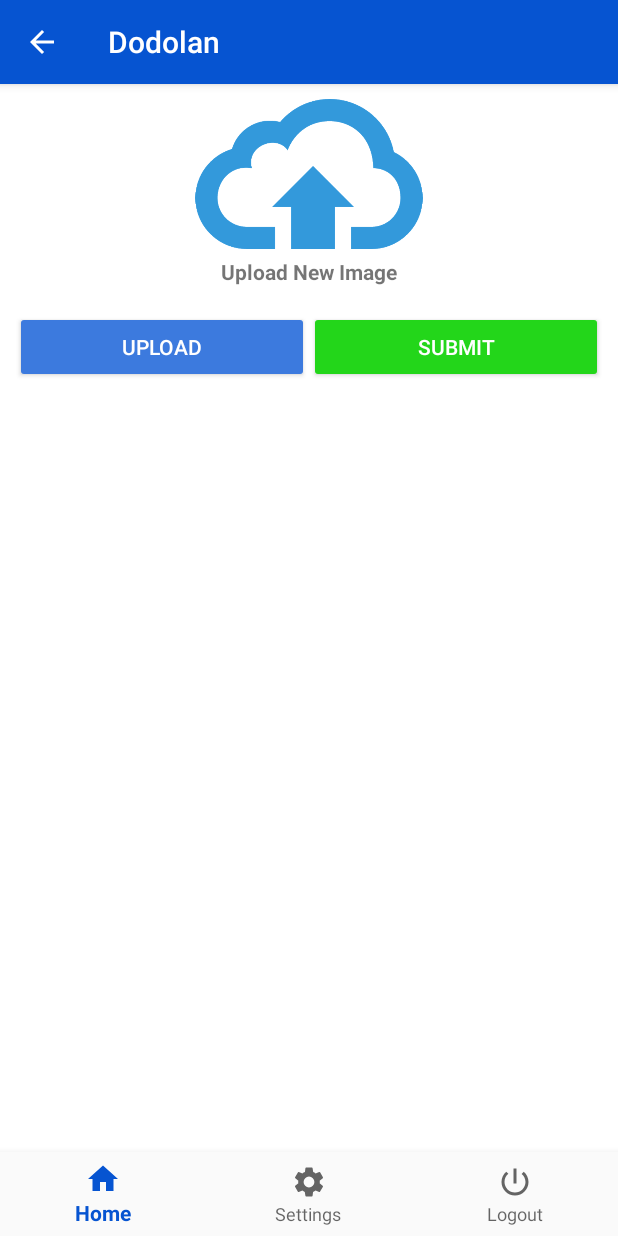
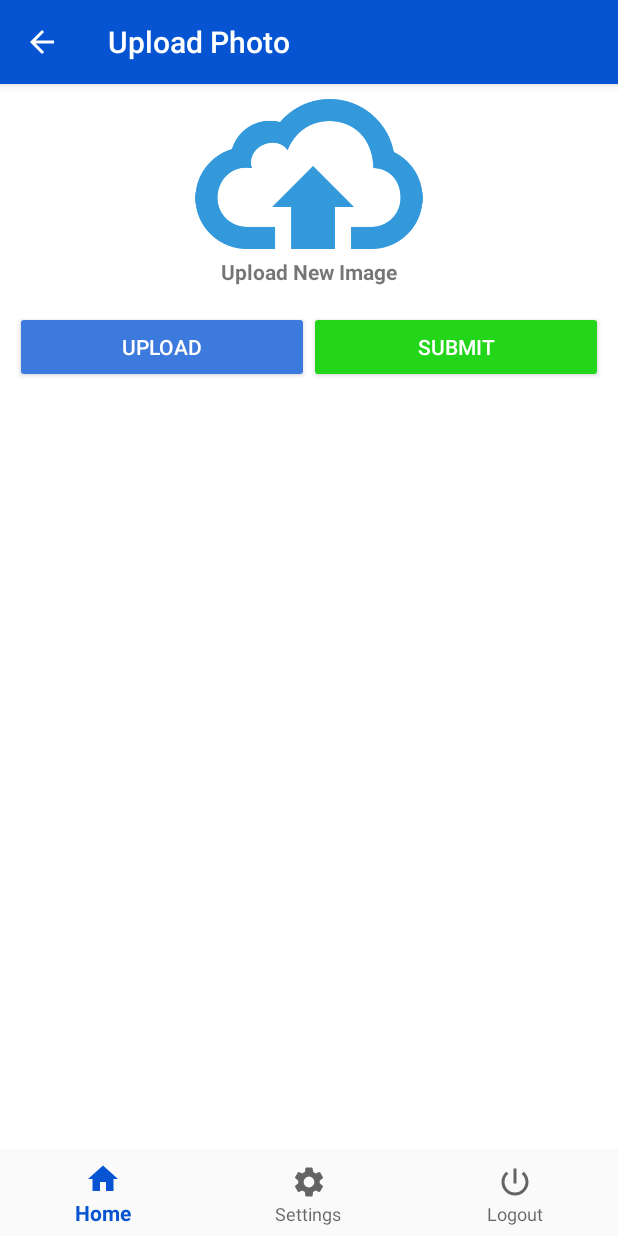
Before and after one commit to jesterx7/ElfaraApp, an Android app: the fragment UploadNewPhotoFragment placed in its activity, on a phone screen of 412 x 824 dp. Run offline under Robolectric (Android 15) with nearby library versions, the phone set to English and light mode, and no system bars; 2 statements that could not run were skipped.

Commit message:
- Adjust Appbar Name

```diff
--- a/app/src/main/java/com/elfara/user/elfaraapp/ui/DetailImageFragment.java
+++ b/app/src/main/java/com/elfara/user/elfaraapp/ui/DetailImageFragment.java
@@ -104,4 +104,10 @@ public class DetailImageFragment extends Fragment {
         return view;
     }
 
+    @Override
+    public void onResume() {
+        super.onResume();
+        getActivity().setTitle("Photo Detail");
+    }
+
 }
--- a/app/src/main/java/com/elfara/user/elfaraapp/ui/PhotoListFragment.java
+++ b/app/src/main/java/com/elfara/user/elfaraapp/ui/PhotoListFragment.java
@@ -91,6 +91,12 @@ public class PhotoListFragment extends Fragment {
         getListImagesUrl();
         return view;
     }
+    @Override
+    public void onResume() {
+        super.onResume();
+        getActivity().setTitle("Photo List");
+    }
+
 
     @Override
     public void onCreateOptionsMenu(@NonNull Menu menu, @NonNull MenuInflater inflater) {
--- a/app/src/main/java/com/elfara/user/elfaraapp/ui/UploadNewPhotoFragment.java
+++ b/app/src/main/java/com/elfara/user/elfaraapp/ui/UploadNewPhotoFragment.java
@@ -116,6 +116,12 @@ public class UploadNewPhotoFragment extends Fragment {
     }
 
     @Override
+    public void onResume() {
+        super.onResume();
+        getActivity().setTitle("Upload Photo");
+    }
+
+    @Override
     public void onActivityResult(int requestCode, int resultCode, @Nullable Intent data) {
         super.onActivityResult(requestCode, resultCode, data);
         if (resultCode == getActivity().RESULT_OK) {
--- a/app/src/main/java/com/elfara/user/elfaraapp/ui/UploadPhotoFragment.java
+++ b/app/src/main/java/com/elfara/user/elfaraapp/ui/UploadPhotoFragment.java
@@ -158,6 +158,12 @@ public class UploadPhotoFragment extends Fragment {
         return view;
     }
 
+    @Override
+    public void onResume() {
+        super.onResume();
+        getActivity().setTitle("Upload Photo");
+    }
+
     private void getEventList() {
         Call<ArrayList<Event>> call = apiInterface.getEventList();
         call.enqueue(new Callback<ArrayList<Event>>() {
```
